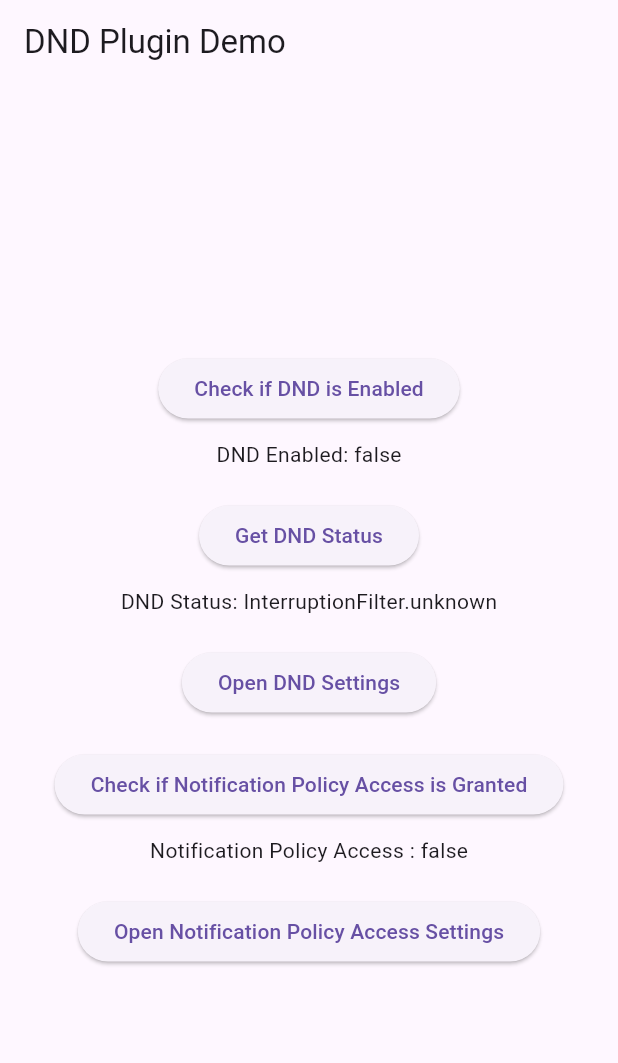
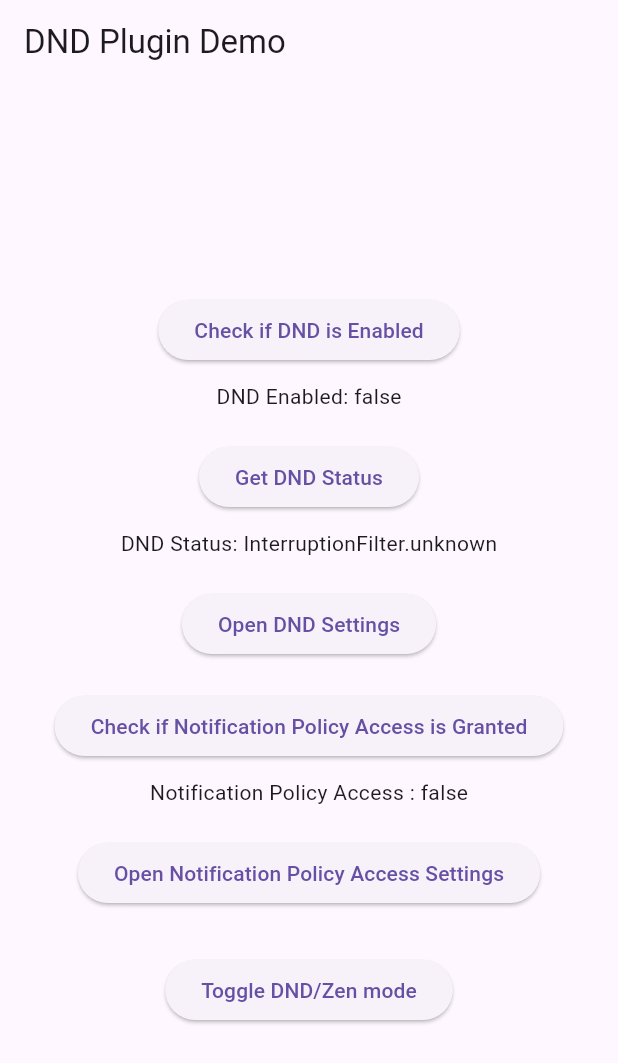
Before and after one commit to nateshmbhat/flutter_do_not_disturb, a Flutter app: the screen it shows after launch, on a phone screen of 412 x 824 dp. Shown: the top 1063 px of the screen. Run offline on Flutter 3.47's test engine with Material 3 defaults, Android fonts, the phone set to English and light mode, and no system bars; our stand-ins replace plugin_platform_interface.

Commit message:
updated plugin to set dnd mode automatically

```diff
--- a/example/lib/main.dart
+++ b/example/lib/main.dart
@@ -1,8 +1,10 @@
+// ignore_for_file: unnecessary_const
+
 import 'package:flutter/material.dart';
 import 'package:do_not_disturb/do_not_disturb.dart';
 
 void main() {
-  runApp(MaterialApp(home: const MyApp()));
+  runApp(const MaterialApp(home: MyApp()));
 }
 
 class MyApp extends StatefulWidget {
@@ -28,7 +30,7 @@ class _MyAppState extends State<MyApp> {
   Widget build(BuildContext context) {
     return Scaffold(
       appBar: AppBar(
-        title: Text('DND Plugin Demo'),
+        title: const Text('DND Plugin Demo'),
       ),
       body: Center(
         child: Column(
@@ -36,33 +38,53 @@ class _MyAppState extends State<MyApp> {
           children: <Widget>[
             ElevatedButton(
               onPressed: _checkDndEnabled,
-              child: Text('Check if DND is Enabled'),
+              child: const Text('Check if DND is Enabled'),
             ),
-            SizedBox(height: 10),
+            const SizedBox(height: 10),
             Text('DND Enabled: $_isDndEnabled'),
-            SizedBox(height: 20),
+            const SizedBox(height: 20),
             ElevatedButton(
               onPressed: _getDndStatus,
-              child: Text('Get DND Status'),
+              child: const Text('Get DND Status'),
             ),
-            SizedBox(height: 10),
+            const SizedBox(height: 10),
             Text('DND Status: ${_dndStatus.toString()}'),
-            SizedBox(height: 20),
+            const SizedBox(height: 20),
             ElevatedButton(
               onPressed: _openDndSettings,
-              child: Text('Open DND Settings'),
+              child: const Text('Open DND Settings'),
             ),
-            SizedBox(height: 20),
+            const SizedBox(height: 20),
             ElevatedButton(
               onPressed: _checkNotificationPolicyAccessGranted,
-              child: Text('Check if Notification Policy Access is Granted'),
+              child:
+                  const Text('Check if Notification Policy Access is Granted'),
             ),
-            SizedBox(height: 10),
+            const SizedBox(height: 10),
             Text('Notification Policy Access : $_notifPolicyAccess'),
-            SizedBox(height: 20),
+            const SizedBox(height: 20),
             ElevatedButton(
               onPressed: _openNotificationPolicyAccessSettings,
-              child: Text('Open Notification Policy Access Settings'),
+              child: const Text('Open Notification Policy Access Settings'),
+            ),
+            const SizedBox(height: 30),
+            ElevatedButton(
+              onPressed: () async {
+                await _checkNotificationPolicyAccessGranted();
+                await Future.delayed(const Duration(milliseconds: 50));
+                if (!_notifPolicyAccess) {
+                  ScaffoldMessenger.of(context).showSnackBar(const SnackBar(
+                      content: const Text(
+                          'Notification Policy Access not granted')));
+                  return;
+                }
+                if (_isDndEnabled) {
+                  _setInterruptionFilter(InterruptionFilter.all);
+                } else {
+                  _setInterruptionFilter(InterruptionFilter.alarms);
+                }
+              },
+              child: const Text('Toggle DND/Zen mode'),
             ),
           ],
         ),
@@ -119,4 +141,14 @@ class _MyAppState extends State<MyApp> {
       print('Error opening notification policy access settings: $e');
     }
   }
+
+  Future<void> _setInterruptionFilter(InterruptionFilter filter) async {
+    try {
+      await _dndPlugin.setInterruptionFilter(filter);
+      _checkDndEnabled();
+      _getDndStatus();
+    } catch (e) {
+      print('Error setting interruption filter: $e');
+    }
+  }
 }
--- a/lib/do_not_disturb_method_channel.dart
+++ b/lib/do_not_disturb_method_channel.dart
@@ -31,4 +31,10 @@ class MethodChannelDoNotDisturb extends DoNotDisturbPlatform {
         .invokeMethod<bool>('isNotificationPolicyAccessGranted');
     return granted ?? false;
   }
+
+  @override
+  Future<void> setInterruptionFilter(InterruptionFilter filter) {
+    return methodChannel.invokeMethod<void>(
+        'setInterruptionFilter', filter.value);
+  }
 }
--- a/lib/do_not_disturb_platform_interface.dart
+++ b/lib/do_not_disturb_platform_interface.dart
@@ -28,4 +28,5 @@ abstract class DoNotDisturbPlatform extends PlatformInterface {
   Future<bool> isNotificationPolicyAccessGranted();
   Future<void> openDndSettings();
   Future<void> openNotificationPolicyAccessSettings();
+  Future<void> setInterruptionFilter(InterruptionFilter filter);
 }
--- a/lib/do_not_disturb_plugin.dart
+++ b/lib/do_not_disturb_plugin.dart
@@ -22,4 +22,8 @@ class DoNotDisturbPlugin {
   Future<bool> isNotificationPolicyAccessGranted() async {
     return DoNotDisturbPlatform.instance.isNotificationPolicyAccessGranted();
   }
+
+  Future<void> setInterruptionFilter(InterruptionFilter filter) async {
+    return DoNotDisturbPlatform.instance.setInterruptionFilter(filter);
+  }
 }
```
Also changed, not shown: 2 other files.
